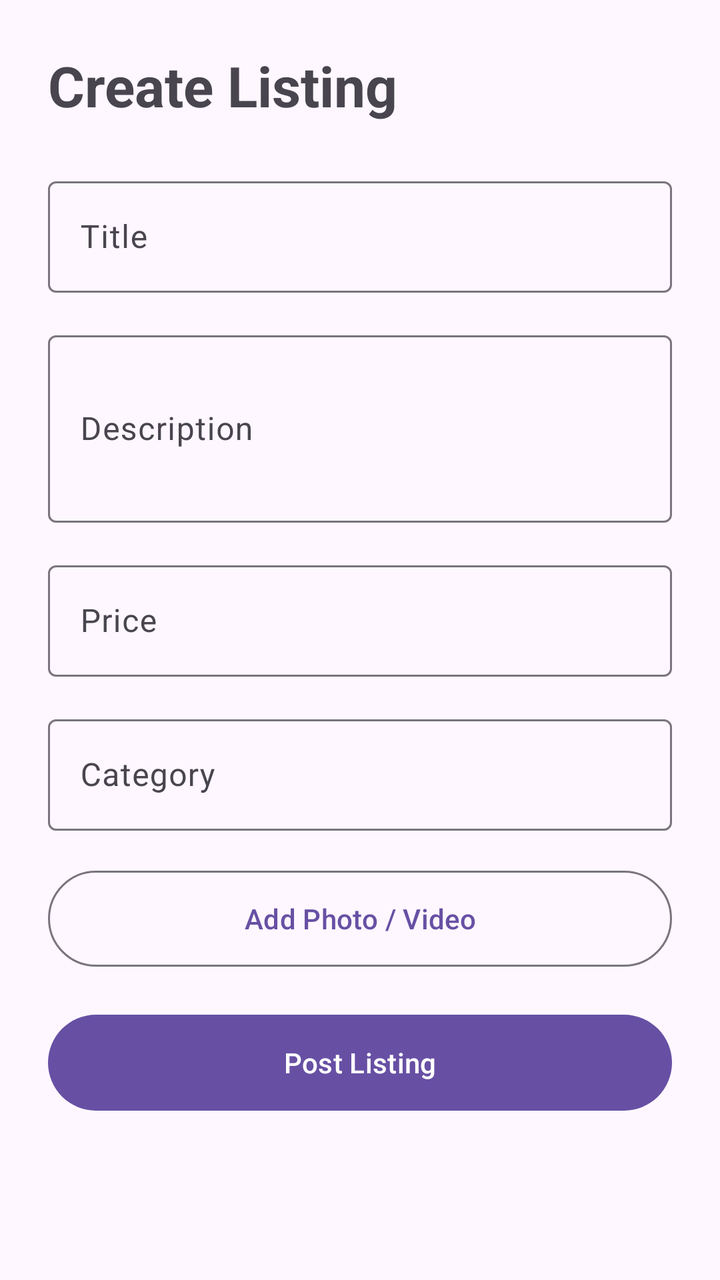
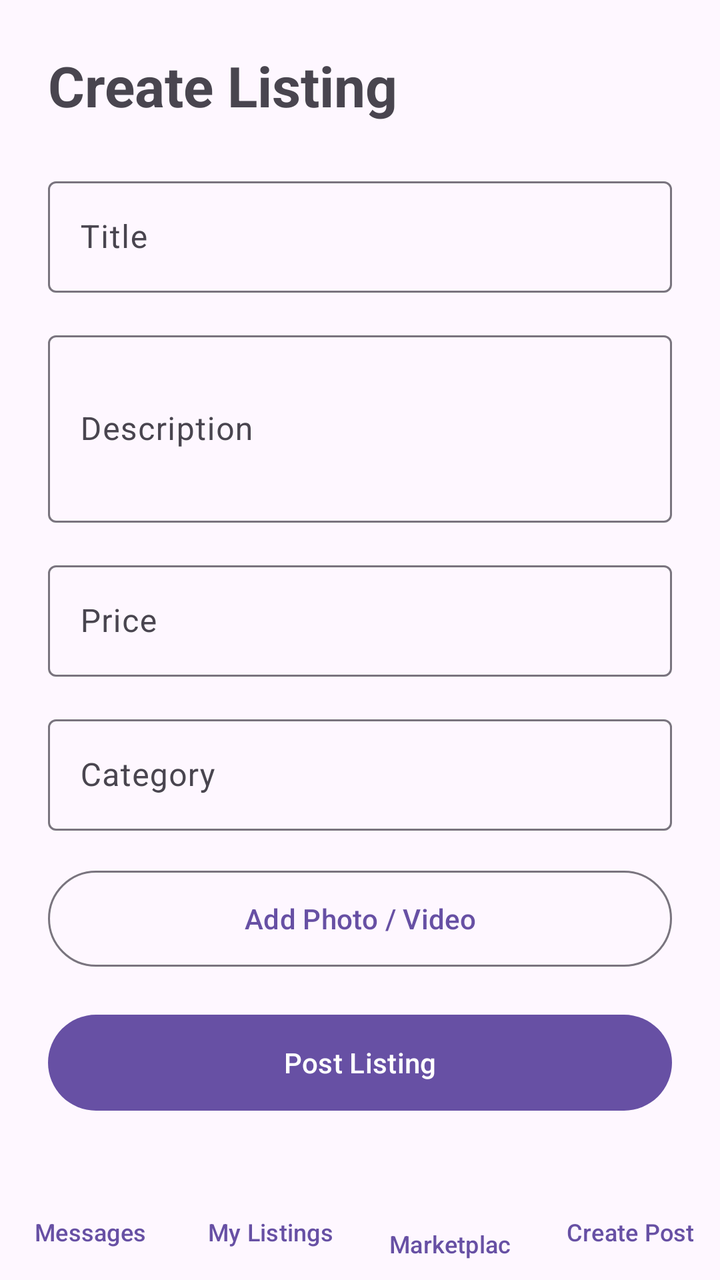

Before-and-after screenshots of an Android layout around one commit, followed by the original layout XML and the change that was made.
<!-- AndroidManifest.xml: application theme Theme.SOFE4640UFinalProject -->
<!-- res/layout/activity_post_creation.xml -->
<?xml version="1.0" encoding="utf-8"?>
<ScrollView xmlns:android="http://schemas.android.com/apk/res/android"
    xmlns:tools="http://schemas.android.com/tools"
    android:id="@+id/main"
    android:layout_width="match_parent"
    android:layout_height="match_parent"
    android:fillViewport="true"
    tools:context=".postCreation">

    <LinearLayout
        android:layout_width="match_parent"
        android:layout_height="wrap_content"
        android:orientation="vertical"
        android:padding="24dp">

        <TextView
            android:layout_width="wrap_content"
            android:layout_height="wrap_content"
            android:text="Create Listing"
            android:textSize="28sp"
            android:textStyle="bold" />

        <com.google.android.material.textfield.TextInputLayout
            style="@style/Widget.Material3.TextInputLayout.OutlinedBox"
            android:layout_width="match_parent"
            android:layout_height="wrap_content"
            android:layout_marginTop="24dp"
            android:hint="Title">

            <com.google.android.material.textfield.TextInputEditText
                android:id="@+id/etTitle"
                android:layout_width="match_parent"
                android:layout_height="wrap_content"
                android:inputType="text" />
        </com.google.android.material.textfield.TextInputLayout>

        <com.google.android.material.textfield.TextInputLayout
            style="@style/Widget.Material3.TextInputLayout.OutlinedBox"
            android:layout_width="match_parent"
            android:layout_height="wrap_content"
            android:layout_marginTop="16dp"
            android:hint="Description">

            <com.google.android.material.textfield.TextInputEditText
                android:id="@+id/etDescription"
                android:layout_width="match_parent"
                android:layout_height="wrap_content"
                android:inputType="textMultiLine"
                android:minLines="3" />
        </com.google.android.material.textfield.TextInputLayout>

        <com.google.android.material.textfield.TextInputLayout
            style="@style/Widget.Material3.TextInputLayout.OutlinedBox"
            android:layout_width="match_parent"
            android:layout_height="wrap_content"
            android:layout_marginTop="16dp"
            android:hint="Price">

            <com.google.android.material.textfield.TextInputEditText
                android:id="@+id/etPrice"
                android:layout_width="match_parent"
                android:layout_height="wrap_content"
                android:inputType="numberDecimal" />
        </com.google.android.material.textfield.TextInputLayout>

        <com.google.android.material.textfield.TextInputLayout
            style="@style/Widget.Material3.TextInputLayout.OutlinedBox"
            android:layout_width="match_parent"
            android:layout_height="wrap_content"
            android:layout_marginTop="16dp"
            android:hint="Category">

            <com.google.android.material.textfield.TextInputEditText
                android:id="@+id/etCategory"
                android:layout_width="match_parent"
                android:layout_height="wrap_content"
                android:inputType="text" />
        </com.google.android.material.textfield.TextInputLayout>

        <Button
            android:id="@+id/btnAddMedia"
            style="@style/Widget.Material3.Button.OutlinedButton"
            android:layout_width="match_parent"
            android:layout_height="56dp"
            android:layout_marginTop="16dp"
            android:text="Add Photo / Video" />

        <Button
            android:id="@+id/btnSubmitListing"
            android:layout_width="match_parent"
            android:layout_height="56dp"
            android:layout_marginTop="16dp"
            android:text="Post Listing" />
    </LinearLayout>
</ScrollView>
<!-- resources referenced by this layout -->
<resources>
  <style name="Theme.SOFE4640UFinalProject" parent="Base.Theme.SOFE4640UFinalProject" />
  <style name="Base.Theme.SOFE4640UFinalProject" parent="Theme.Material3.DayNight.NoActionBar">
          
          
      </style>
</resources>

<!-- the commit's change to res/layout/activity_post_creation.xml (unified diff, before → after) -->
@@ -1,95 +1,151 @@
 <?xml version="1.0" encoding="utf-8"?>
-<ScrollView xmlns:android="http://schemas.android.com/apk/res/android"
+<LinearLayout xmlns:android="http://schemas.android.com/apk/res/android"
     xmlns:tools="http://schemas.android.com/tools"
     android:id="@+id/main"
     android:layout_width="match_parent"
     android:layout_height="match_parent"
-    android:fillViewport="true"
+    android:orientation="vertical"
     tools:context=".postCreation">
 
+    
+    <ScrollView
+        android:layout_width="match_parent"
+        android:layout_height="0dp"
+        android:layout_weight="1"
+        android:fillViewport="true">
+
+        <LinearLayout
+            android:layout_width="match_parent"
+            android:layout_height="wrap_content"
+            android:orientation="vertical"
+            android:padding="24dp">
+
+            <TextView
+                android:layout_width="wrap_content"
+                android:layout_height="wrap_content"
+                android:text="Create Listing"
+                android:textSize="28sp"
+                android:textStyle="bold" />
+
+            <com.google.android.material.textfield.TextInputLayout
+                style="@style/Widget.Material3.TextInputLayout.OutlinedBox"
+                android:layout_width="match_parent"
+                android:layout_height="wrap_content"
+                android:layout_marginTop="24dp"
+                android:hint="Title">
+
+                <com.google.android.material.textfield.TextInputEditText
+                    android:id="@+id/etTitle"
+                    android:layout_width="match_parent"
+                    android:layout_height="wrap_content"
+                    android:inputType="text" />
+            </com.google.android.material.textfield.TextInputLayout>
+
+            <com.google.android.material.textfield.TextInputLayout
+                style="@style/Widget.Material3.TextInputLayout.OutlinedBox"
+                android:layout_width="match_parent"
+                android:layout_height="wrap_content"
+                android:layout_marginTop="16dp"
+                android:hint="Description">
+
+                <com.google.android.material.textfield.TextInputEditText
+                    android:id="@+id/etDescription"
+                    android:layout_width="match_parent"
+                    android:layout_height="wrap_content"
+                    android:inputType="textMultiLine"
+                    android:minLines="3" />
+            </com.google.android.material.textfield.TextInputLayout>
+
+            <com.google.android.material.textfield.TextInputLayout
+                style="@style/Widget.Material3.TextInputLayout.OutlinedBox"
+                android:layout_width="match_parent"
+                android:layout_height="wrap_content"
+                android:layout_marginTop="16dp"
+                android:hint="Price">
+
+                <com.google.android.material.textfield.TextInputEditText
+                    android:id="@+id/etPrice"
+                    android:layout_width="match_parent"
+                    android:layout_height="wrap_content"
+                    android:inputType="numberDecimal" />
+            </com.google.android.material.textfield.TextInputLayout>
+
+            <com.google.android.material.textfield.TextInputLayout
+                style="@style/Widget.Material3.TextInputLayout.OutlinedBox"
+                android:layout_width="match_parent"
+                android:layout_height="wrap_content"
+                android:layout_marginTop="16dp"
+                android:hint="Category">
+
+                <com.google.android.material.textfield.TextInputEditText
+                    android:id="@+id/etCategory"
+                    android:layout_width="match_parent"
+                    android:layout_height="wrap_content"
+                    android:inputType="text" />
+            </com.google.android.material.textfield.TextInputLayout>
+
+            <Button
+                android:id="@+id/btnAddMedia"
+                style="@style/Widget.Material3.Button.OutlinedButton"
+                android:layout_width="match_parent"
+                android:layout_height="56dp"
+                android:layout_marginTop="16dp"
+                android:text="Add Photo / Video" />
+
+            <Button
+                android:id="@+id/btnSubmitListing"
+                android:layout_width="match_parent"
+                android:layout_height="56dp"
+                android:layout_marginTop="16dp"
+                android:text="Post Listing" />
+        </LinearLayout>
+    </ScrollView>
+
+    
     <LinearLayout
         android:layout_width="match_parent"
         android:layout_height="wrap_content"
-        android:orientation="vertical"
-        android:padding="24dp">
-
-        <TextView
-            android:layout_width="wrap_content"
-            android:layout_height="wrap_content"
-            android:text="Create Listing"
-            android:textSize="28sp"
-            android:textStyle="bold" />
-
-        <com.google.android.material.textfield.TextInputLayout
-            style="@style/Widget.Material3.TextInputLayout.OutlinedBox"
-            android:layout_width="match_parent"
-            android:layout_height="wrap_content"
-            android:layout_marginTop="24dp"
-            android:hint="Title">
-
-            <com.google.android.material.textfield.TextInputEditText
-                android:id="@+id/etTitle"
-                android:layout_width="match_parent"
-                android:layout_height="wrap_content"
-                android:inputType="text" />
-        </com.google.android.material.textfield.TextInputLayout>
-
-        <com.google.android.material.textfield.TextInputLayout
-            style="@style/Widget.Material3.TextInputLayout.OutlinedBox"
-            android:layout_width="match_parent"
-            android:layout_height="wrap_content"
-            android:layout_marginTop="16dp"
-            android:hint="Description">
-
-            <com.google.android.material.textfield.TextInputEditText
-                android:id="@+id/etDescription"
-                android:layout_width="match_parent"
-                android:layout_height="wrap_content"
-                android:inputType="textMultiLine"
-                android:minLines="3" />
-        </com.google.android.material.textfield.TextInputLayout>
-
-        <com.google.android.material.textfield.TextInputLayout
-            style="@style/Widget.Material3.TextInputLayout.OutlinedBox"
-            android:layout_width="match_parent"
-            android:layout_height="wrap_content"
-            android:layout_marginTop="16dp"
-            android:hint="Price">
-
-            <com.google.android.material.textfield.TextInputEditText
-                android:id="@+id/etPrice"
-                android:layout_width="match_parent"
-                android:layout_height="wrap_content"
-                android:inputType="numberDecimal" />
-        </com.google.android.material.textfield.TextInputLayout>
-
-        <com.google.android.material.textfield.TextInputLayout
-            style="@style/Widget.Material3.TextInputLayout.OutlinedBox"
-            android:layout_width="match_parent"
-            android:layout_height="wrap_content"
-            android:layout_marginTop="16dp"
-            android:hint="Category">
-
-            <com.google.android.material.textfield.TextInputEditText
-                android:id="@+id/etCategory"
-                android:layout_width="match_parent"
-                android:layout_height="wrap_content"
-                android:inputType="text" />
-        </com.google.android.material.textfield.TextInputLayout>
+        android:orientation="horizontal">
 
         <Button
-            android:id="@+id/btnAddMedia"
-            style="@style/Widget.Material3.Button.OutlinedButton"
-            android:layout_width="match_parent"
-            android:layout_height="56dp"
-            android:layout_marginTop="16dp"
-            android:text="Add Photo / Video" />
+            android:id="@+id/btnMessages"
+            style="@style/Widget.Material3.Button.TextButton"
+            android:layout_width="0dp"
+            android:layout_height="wrap_content"
+            android:layout_weight="1"
+            android:maxLines="1"
+            android:text="Messages"
+            android:textSize="12sp" />
 
         <Button
-            android:id="@+id/btnSubmitListing"
-            android:layout_width="match_parent"
-            android:layout_height="56dp"
-            android:layout_marginTop="16dp"
-            android:text="Post Listing" />
+            android:id="@+id/btnMyListings"
+            style="@style/Widget.Material3.Button.TextButton"
+            android:layout_width="0dp"
+            android:layout_height="wrap_content"
+            android:layout_weight="1"
+            android:maxLines="1"
+            android:text="My Listings"
+            android:textSize="12sp" />
+
+        <Button
+            android:id="@+id/btnHome"
+            style="@style/Widget.Material3.Button.TextButton"
+            android:layout_width="0dp"
+            android:layout_height="wrap_content"
+            android:layout_weight="1"
+            android:maxLines="1"
+            android:text="Marketplace"
+            android:textSize="12sp" />
+
+        <Button
+            android:id="@+id/btnPost"
+            style="@style/Widget.Material3.Button.TextButton"
+            android:layout_width="0dp"
+            android:layout_height="wrap_content"
+            android:layout_weight="1"
+            android:maxLines="1"
+            android:text="Create Post"
+            android:textSize="12sp" />
     </LinearLayout>
-</ScrollView>
+
+</LinearLayout>
